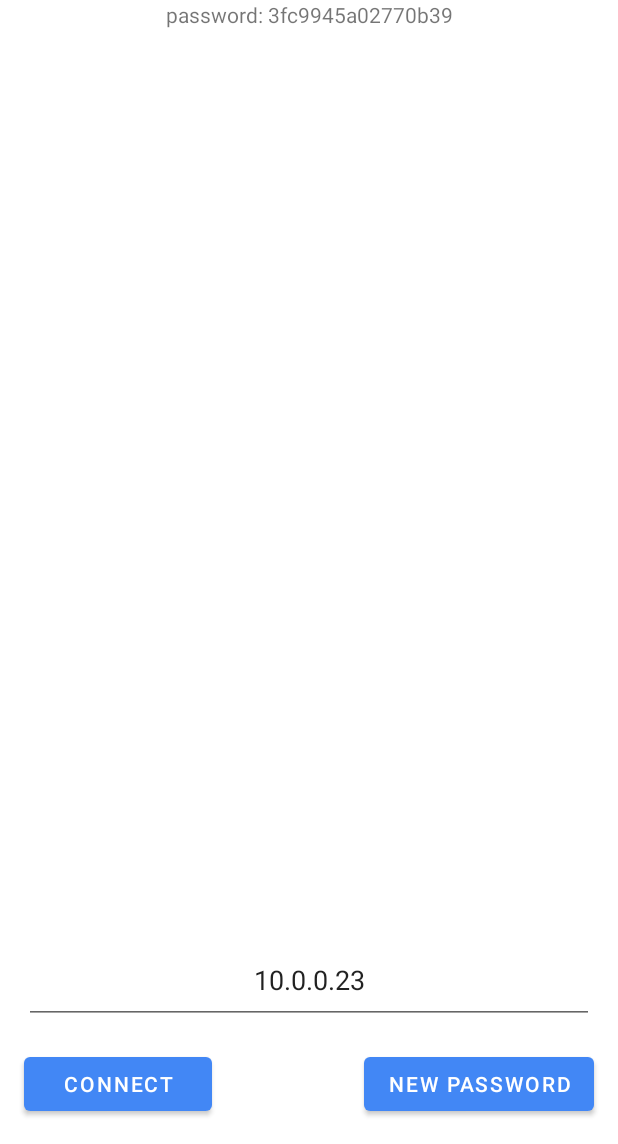
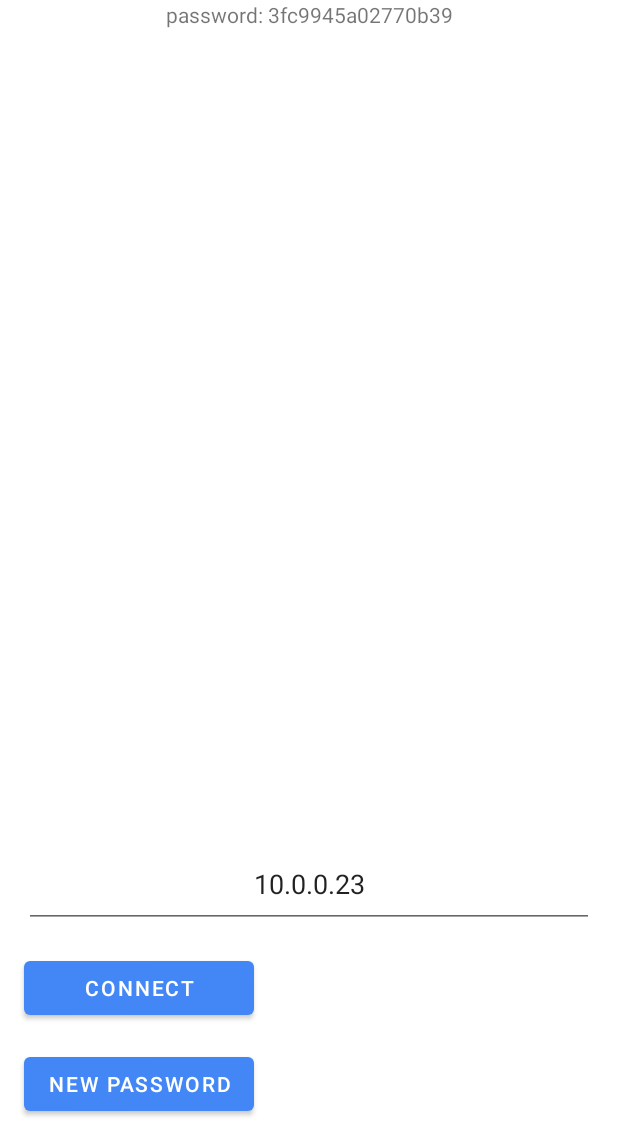
Before and after one commit to dragazo/PhoneIoT-android, an Android app: the screen it shows after launch (MainActivity), on a phone screen of 412 x 824 dp, the part 92-1236 px from its top. Run offline under Robolectric (Android 15) with nearby library versions, the phone set to English and light mode, and no system bars.

Commit message:
code cleanup
cleaned up the project and the main ui to make room for the next feature.

changed 'new password' to issue a confirmation dialog so users don't accidentally press it.

```diff
--- a/app/src/main/java/com/health/salio/MainActivity.java
+++ b/app/src/main/java/com/health/salio/MainActivity.java
@@ -583,15 +583,18 @@ public class MainActivity extends AppCompatActivity {
 
         // --------------------------------------------------
 
-        Handler handler = new Handler();
-        new Runnable() {
-            @Override
-            public void run() {
-                try { updateSensorDisplay(); } // try block just in case (should never throw)
-                catch (Exception ignored) {}
-                finally { handler.postDelayed(this, SENSOR_DISPLAY_UPDATE_FREQUENCY); }
-            }
-        }.run();
+//        Handler handler = new Handler();
+//        new Runnable() {
+//            @Override
+//            public void run() {
+//                try {
+//                    TextView sensorDisplay = (TextView)findViewById(R.id.sensorDisplay);
+//                    if (sensorDisplay.isShown()) sensorDisplay.setText(getSensorString());
+//                }// try block just in case (should never throw)
+//                catch (Exception ignored) {}
+//                finally { handler.postDelayed(this, SENSOR_DISPLAY_UPDATE_FREQUENCY); }
+//            }
+//        }.run();
     }
 
     private static void appendVector(StringBuilder b, float[] vec) {
@@ -611,9 +614,7 @@ public class MainActivity extends AppCompatActivity {
         }
     }
 
-    private void updateSensorDisplay() {
-        TextView sensorDisplay = (TextView)findViewById(R.id.sensorDisplay);
-        if (!sensorDisplay.isShown()) return;
+    private String getSensorString() {
         StringBuilder b = new StringBuilder();
 
         // motion sensors
@@ -647,7 +648,7 @@ public class MainActivity extends AppCompatActivity {
             b.append('\n');
         }
 
-        sensorDisplay.setText(b.toString());
+        return b.toString();
     }
 
     private File createTempImageFile(String extension) throws IOException {
@@ -666,13 +667,9 @@ public class MainActivity extends AppCompatActivity {
     private Uri imageActivityUri = null;
     private String imageActivityCorrectedPath = null;
     private Bitmap grabResultImage() throws Exception {
-        System.err.println("here 1");
         ExifInterface exif = new ExifInterface(imageActivityCorrectedPath);
-        System.err.println("here 2");
         int orientation = exif.getAttributeInt(ExifInterface.TAG_ORIENTATION, ExifInterface.ORIENTATION_NORMAL);
-        System.err.println("here 3");
         Bitmap raw = MediaStore.Images.Media.getBitmap(this.getContentResolver(), imageActivityUri);
-        System.err.println("here 4");
         switch (orientation) {
             case ExifInterface.ORIENTATION_ROTATE_90: return rotateImage(raw, 90);
             case ExifInterface.ORIENTATION_ROTATE_180: return rotateImage(raw, 180);
@@ -722,5 +719,13 @@ public class MainActivity extends AppCompatActivity {
             }
         }
     }
-    public void newPasswordButtonClick(View view) { getNewPassword(); }
+    public void newPasswordButtonClick(View view) {
+        new AlertDialog.Builder(this)
+                .setTitle("Confirmation")
+                .setMessage("Are you sure you want to regenerate the password? This may break active connections.")
+                .setIcon(android.R.drawable.ic_dialog_alert)
+                .setPositiveButton(android.R.string.yes, (d, w) -> getNewPassword())
+                .setNegativeButton(android.R.string.no, null)
+                .show();
+    }
 }
--- a/app/src/main/res/layout/activity_main.xml
+++ b/app/src/main/res/layout/activity_main.xml
@@ -7,22 +7,6 @@
     android:focusable="true"
     android:focusableInTouchMode="true"
     tools:context=".ui.home.HomeFragment">
-
-    <TextView
-        android:id="@+id/sensorDisplay"
-        android:layout_width="0dp"
-        android:layout_height="wrap_content"
-        android:layout_marginStart="32dp"
-        android:layout_marginLeft="32dp"
-        android:layout_marginTop="32dp"
-        android:layout_marginEnd="32dp"
-        android:layout_marginRight="32dp"
-        android:gravity="center_horizontal"
-        android:text="default text"
-        app:layout_constraintEnd_toEndOf="parent"
-        app:layout_constraintHorizontal_bias="1.0"
-        app:layout_constraintStart_toStartOf="parent"
-        app:layout_constraintTop_toBottomOf="@+id/titleText" />
 
     <EditText
         android:id="@+id/serverHostText"
@@ -39,18 +23,20 @@
         android:text="10.0.0.23"
         app:layout_constraintBottom_toTopOf="@+id/connectButton"
         app:layout_constraintEnd_toEndOf="parent"
+        app:layout_constraintHorizontal_bias="0.0"
         app:layout_constraintStart_toStartOf="parent" />
 
     <Button
         android:id="@+id/connectButton"
-        android:layout_width="125dp"
+        android:layout_width="0dp"
         android:layout_height="wrap_content"
         android:layout_marginStart="16dp"
         android:layout_marginLeft="16dp"
         android:layout_marginBottom="16dp"
         android:onClick="serverConnectButtonPress"
         android:text="Connect"
-        app:layout_constraintBottom_toBottomOf="parent"
+        app:layout_constraintBottom_toTopOf="@+id/updateAuthButton"
+        app:layout_constraintEnd_toEndOf="@+id/updateAuthButton"
         app:layout_constraintStart_toStartOf="parent" />
 
     <TextView
@@ -80,23 +66,23 @@
         android:layout_marginRight="16dp"
         android:layout_marginBottom="16dp"
         android:onClick="cameraButtonClick"
-        app:layout_constraintBottom_toTopOf="@+id/serverHostText"
+        app:layout_constraintBottom_toBottomOf="parent"
         app:layout_constraintEnd_toEndOf="parent"
-        app:layout_constraintStart_toStartOf="parent"
-        app:layout_constraintTop_toBottomOf="@+id/sensorDisplay"
+        app:layout_constraintStart_toEndOf="@+id/updateAuthButton"
+        app:layout_constraintTop_toBottomOf="@+id/serverHostText"
         tools:src="@tools:sample/avatars" />
 
     <Button
         android:id="@+id/updateAuthButton"
         android:layout_width="wrap_content"
         android:layout_height="wrap_content"
-        android:layout_marginEnd="16dp"
-        android:layout_marginRight="16dp"
+        android:layout_marginStart="16dp"
+        android:layout_marginLeft="16dp"
         android:layout_marginBottom="16dp"
         android:onClick="newPasswordButtonClick"
         android:text="New Password"
         app:layout_constraintBottom_toBottomOf="parent"
-        app:layout_constraintEnd_toEndOf="parent" />
+        app:layout_constraintStart_toStartOf="parent" />
 
     <TextView
         android:id="@+id/authText"
```
Also changed, not shown: app/src/main/java/com/health/salio/ui/home/HomeFragment.java (deleted, +0 -25 lines), app/src/main/java/com/health/salio/ui/home/HomeViewModel.java (deleted, +0 -19 lines).
